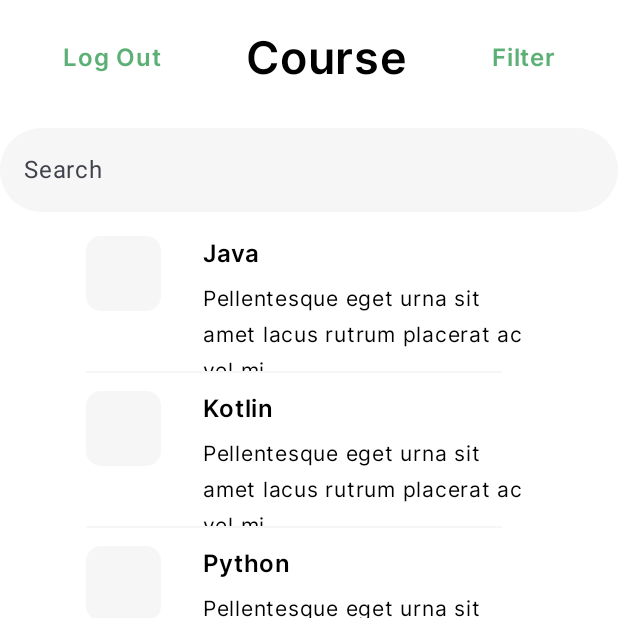
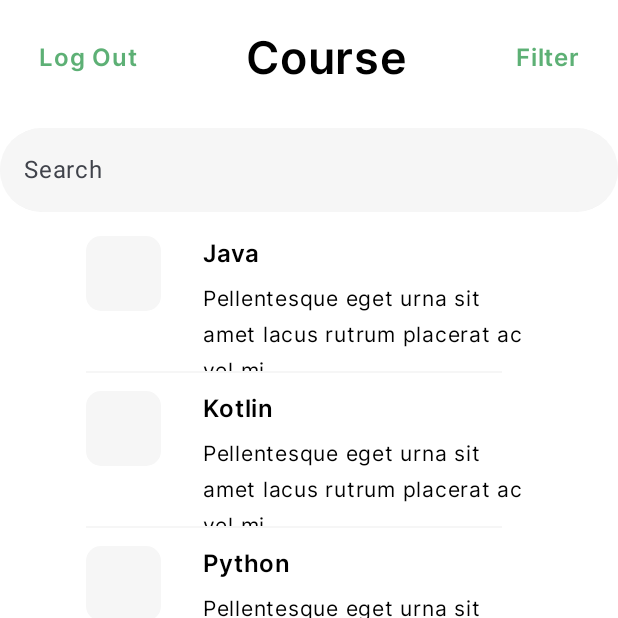
Before and after one commit to gabisponciano/EduApp, an Android app built with Jetpack Compose: the course screen opened through its navigation route, on a phone screen of 412 x 824 dp, the top half of it. Run offline under Robolectric (Android 15) with nearby library versions, the phone set to English and light mode, and no system bars.

Commit message:
add algumas coisas

```diff
--- a/app/src/main/java/com/example/educationapp/Classes.kt
+++ b/app/src/main/java/com/example/educationapp/Classes.kt
@@ -42,7 +42,9 @@ fun Classes(navController: NavController){
         ConteudoAula(title = "Python", description = "dcjsiufke cskrbg sbkve rg cbkbrg vsbhrmfg em vjdebmtg  cdbmr " )
 
 
+
     }
+
 
 }
 @Preview
--- a/app/src/main/java/com/example/educationapp/components/Header.kt
+++ b/app/src/main/java/com/example/educationapp/components/Header.kt
@@ -93,9 +93,9 @@ fun HeaderCourse(text: String, navController: NavController, title: String){
                     modifier = Modifier.clickable {
                         navController.popBackStack()
                     })
-                Spacer(modifier = Modifier.width(56.dp))
+                Spacer(modifier = Modifier.width(72.dp))
                 Text(text, fontSize =30.sp, fontFamily = Inter, fontWeight = FontWeight.SemiBold)
-                Spacer(modifier = Modifier.width(56.dp))
+                Spacer(modifier = Modifier.width(72.dp))
                 Text(text = "Filter",
                     fontSize = 16.sp,
                     fontFamily = Inter,
--- /dev/null
+++ b/app/src/main/java/com/example/educationapp/components/SliderList.kt
@@ -0,0 +1 @@
+package com.example.educationapp.components
--- a/app/src/main/java/com/example/educationapp/content.kt
+++ b/app/src/main/java/com/example/educationapp/content.kt
@@ -103,6 +103,9 @@ fun ConteudoAula(title: String, description: String){
     }
 }
 
+@Composable
+fun Caurosel(){}
+
 @Preview
 @Composable
 fun ConteudoAula(){
```
